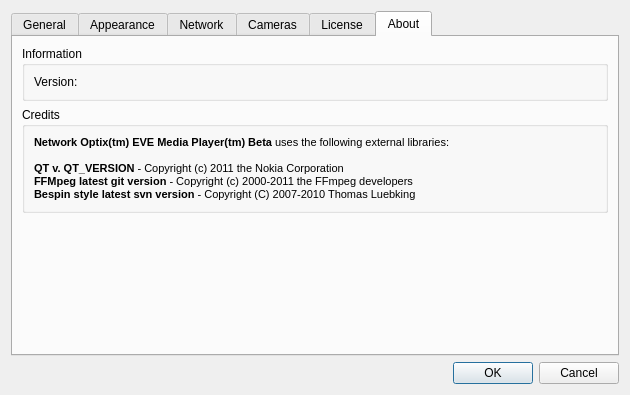
Above: src/preferences.ui from networkoptix/nx_open before the change. Below: the same form after it.
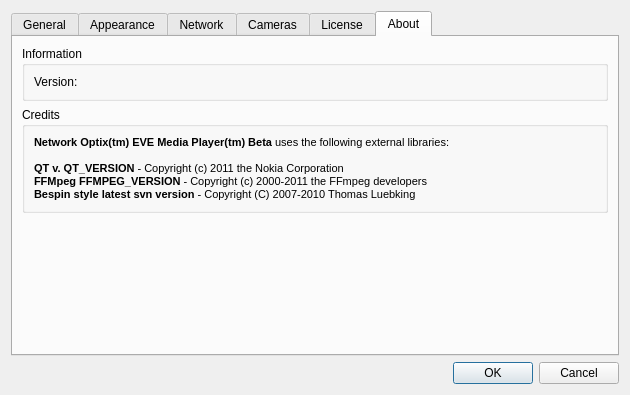
That is the form after the change. The open tabs and pages were chosen to show the change.

Commit message:
Feature #214 FFMpeg version is not displayed in About
<==== Mercurial data ====>
Branch: master

Diff of the .ui file:
```diff
--- a/src/preferences.ui
+++ b/src/preferences.ui
@@ -523,7 +523,7 @@
 &lt;p style=&quot; margin-top:0px; margin-bottom:0px; margin-left:0px; margin-right:0px; -qt-block-indent:0; text-indent:0px;&quot;&gt;&lt;span style=&quot; font-size:8pt; font-weight:600;&quot;&gt;Network Optix(tm) EVE Media Player(tm) Beta&lt;/span&gt;&lt;span style=&quot; font-size:8pt;&quot;&gt; uses the following external libraries:&lt;/span&gt;&lt;/p&gt;
 &lt;p style=&quot;-qt-paragraph-type:empty; margin-top:0px; margin-bottom:0px; margin-left:0px; margin-right:0px; -qt-block-indent:0; text-indent:0px; font-size:8pt;&quot;&gt;&lt;/p&gt;
 &lt;p style=&quot; margin-top:0px; margin-bottom:0px; margin-left:0px; margin-right:0px; -qt-block-indent:0; text-indent:0px;&quot;&gt;&lt;span style=&quot; font-size:8pt; font-weight:600;&quot;&gt;QT v. QT_VERSION&lt;/span&gt;&lt;span style=&quot; font-size:8pt;&quot;&gt; - Copyright (c) 2011 the Nokia Corporation&lt;/span&gt;&lt;/p&gt;
-&lt;p style=&quot; margin-top:0px; margin-bottom:0px; margin-left:0px; margin-right:0px; -qt-block-indent:0; text-indent:0px;&quot;&gt;&lt;span style=&quot; font-size:8pt; font-weight:600;&quot;&gt;FFMpeg&lt;/span&gt;&lt;span style=&quot; font-size:8pt;&quot;&gt; &lt;/span&gt;&lt;span style=&quot; font-size:8pt; font-weight:600;&quot;&gt;latest git version&lt;/span&gt;&lt;span style=&quot; font-size:8pt;&quot;&gt; - Copyright (c) 2000-2011 the FFmpeg developers&lt;/span&gt;&lt;/p&gt;
+&lt;p style=&quot; margin-top:0px; margin-bottom:0px; margin-left:0px; margin-right:0px; -qt-block-indent:0; text-indent:0px;&quot;&gt;&lt;span style=&quot; font-size:8pt; font-weight:600;&quot;&gt;FFMpeg FFMPEG_VERSION&lt;/span&gt;&lt;span style=&quot; font-size:8pt;&quot;&gt; - Copyright (c) 2000-2011 the FFmpeg developers&lt;/span&gt;&lt;/p&gt;
 &lt;p style=&quot; margin-top:0px; margin-bottom:0px; margin-left:0px; margin-right:0px; -qt-block-indent:0; text-indent:0px;&quot;&gt;&lt;span style=&quot; font-size:8pt; font-weight:600;&quot;&gt;Bespin style&lt;/span&gt;&lt;span style=&quot; font-size:8pt;&quot;&gt; &lt;/span&gt;&lt;span style=&quot; font-size:8pt; font-weight:600;&quot;&gt;latest svn version&lt;/span&gt;&lt;span style=&quot; font-size:8pt;&quot;&gt; - Copyright (C) 2007-2010 Thomas Luebking&lt;/span&gt;&lt;/p&gt;&lt;/body&gt;&lt;/html&gt;</string>
             </property>
             <property name="textFormat">
```
The commit also changes 2 other files.
